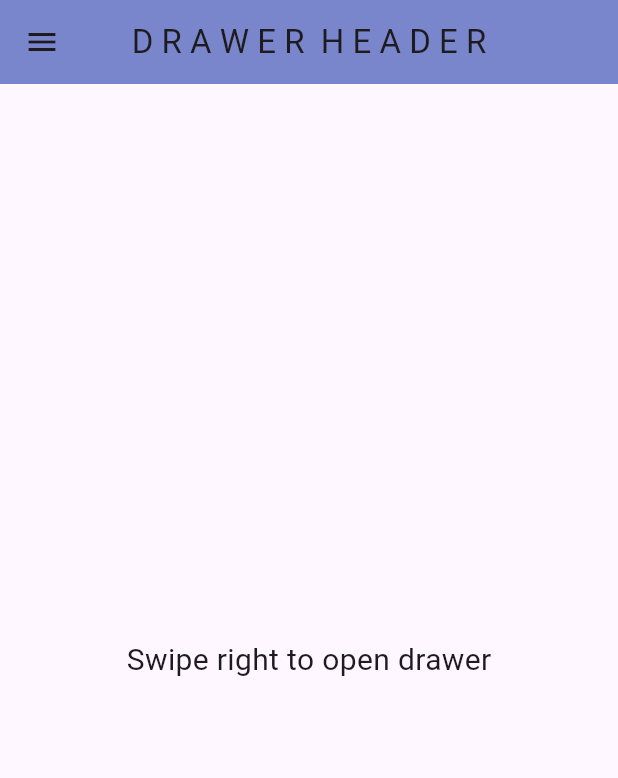
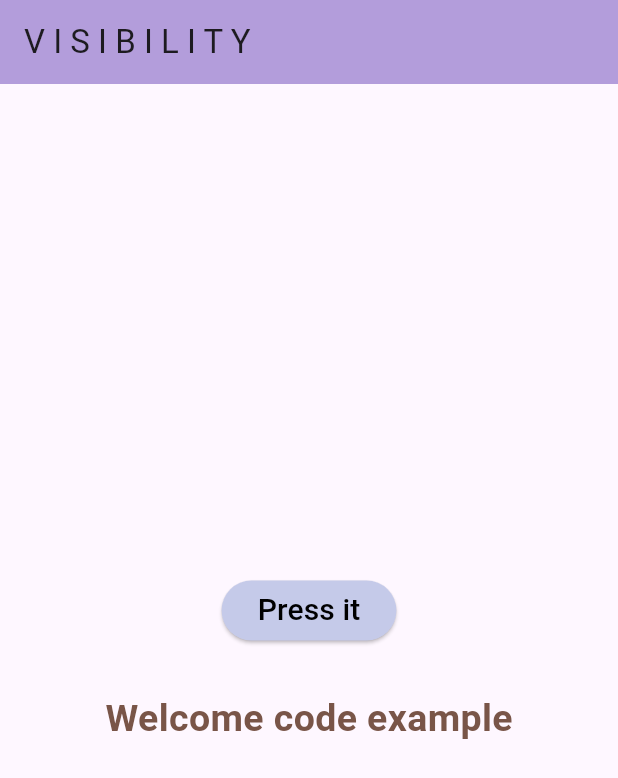
Before and after one commit to azizbekyokhubov1999/flutter_widgets_training, a Flutter app: the screen it shows after launch, on a phone screen of 412 x 824 dp. Shown: the top 778 px of the screen. Run offline on Flutter 3.47's test engine with Material 3 defaults, Android fonts, the phone set to English and light mode, and no system bars; our stand-ins replace animated_text_kit, another_carousel_pro, avatar_glow, convex_bottom_bar, country_picker, curved_navigation_bar and 19 more; missing offline and left inert: flutter_analog_clock, syncfusion_flutter_pdfviewer.

Commit message:
Fl-Widget training 96 -  Visibility widget

```diff
--- a/lib/main.dart
+++ b/lib/main.dart
@@ -34,6 +34,7 @@ import 'package:flutter_widgets_training/pages/swipe_animation.dart';
 import 'package:flutter_widgets_training/pages/toast_message.dart';
 import 'package:flutter_widgets_training/pages/transform_widget.dart';
 import 'package:flutter_widgets_training/pages/transparent_appbar.dart';
+import 'package:flutter_widgets_training/pages/visibility_widget.dart';
 
 
 //for onboarding example
@@ -120,7 +121,7 @@ class MyApp extends StatelessWidget {
       theme: ThemeData(
         useMaterial3: true
       ),
-      home: MyDrawerHeader(),
+      home: MyVisibilityWidget(),
 
     );
   }
--- /dev/null
+++ b/lib/pages/visibility_widget.dart
@@ -0,0 +1,57 @@
+import 'package:flutter/material.dart';
+
+class MyVisibilityWidget extends StatefulWidget {
+  const MyVisibilityWidget({super.key});
+
+  @override
+  State<MyVisibilityWidget> createState() => _MyVisibilityWidgetState();
+}
+
+class _MyVisibilityWidgetState extends State<MyVisibilityWidget> {
+
+  bool _isVisible = true;
+
+  @override
+  Widget build(BuildContext context) {
+    return Scaffold(
+      appBar: AppBar(
+        title: Text("V I S I B I L I T Y"),
+        backgroundColor: Colors.deepPurple[200],
+      ),
+      body: Center(
+        child: Column(
+          mainAxisAlignment: MainAxisAlignment.center,
+          children: [
+            ElevatedButton(
+              style: ElevatedButton.styleFrom(
+                backgroundColor: Colors.indigo.shade100
+              ),
+                onPressed: (){
+                setState(() {
+                  _isVisible = !_isVisible;
+                });
+                },
+                child: Text("Press it",
+                style: TextStyle(
+                  fontSize: 20,
+                  color: Colors.black
+                ),
+                ),
+            ),
+            SizedBox(height: 30),
+            Visibility(
+              visible: _isVisible,
+              child: Text("Welcome code example",
+              style: TextStyle(
+                fontSize: 25,
+                color: Colors.brown,
+                fontWeight: FontWeight.bold
+              ),
+              ),
+            )
+          ],
+        ),
+      ),
+    );
+  }
+}
```
